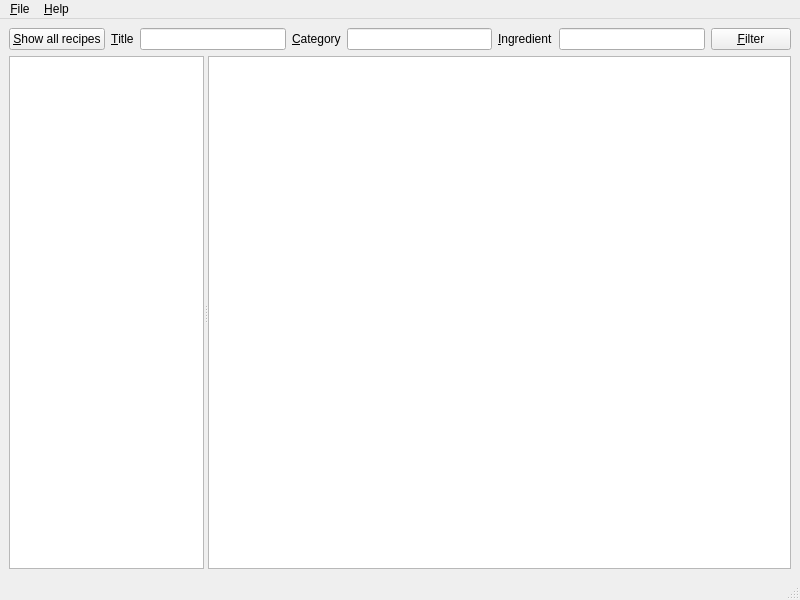
Before: the Qt Designer form anymeal/main_window.ui in wedesoft/anymeal, drawn with Qt 5.
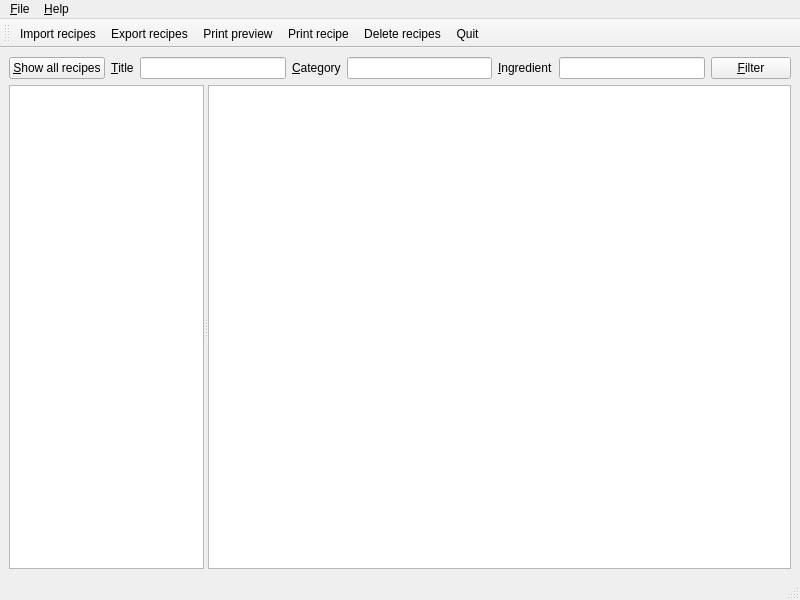
After: the same form once the commit is applied. Icons and pictures are not drawn.

Diff of the .ui file:
```diff
--- a/anymeal/main_window.ui
+++ b/anymeal/main_window.ui
@@ -149,6 +149,23 @@
    <addaction name="menuHelp"/>
   </widget>
   <widget class="QStatusBar" name="statusbar"/>
+  <widget class="QToolBar" name="tool_bar">
+   <property name="windowTitle">
+    <string>toolBar</string>
+   </property>
+   <attribute name="toolBarArea">
+    <enum>TopToolBarArea</enum>
+   </attribute>
+   <attribute name="toolBarBreak">
+    <bool>false</bool>
+   </attribute>
+   <addaction name="action_import"/>
+   <addaction name="action_export"/>
+   <addaction name="action_preview"/>
+   <addaction name="action_print"/>
+   <addaction name="action_delete"/>
+   <addaction name="action_quit"/>
+  </widget>
   <action name="action_quit">
    <property name="text">
     <string>&amp;Quit</string>
@@ -159,7 +176,7 @@
   </action>
   <action name="action_import">
    <property name="text">
-    <string>&amp;Import</string>
+    <string>&amp;Import recipes</string>
    </property>
    <property name="shortcut">
     <string>Ctrl+I</string>
```
Left out of the diff: 26 changed lines with no effect on the pictures.
